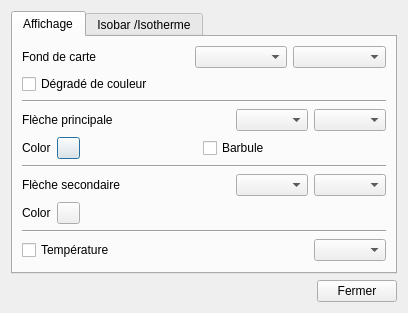
Qt form src/Ui/DialogGribDrawing.ui (nohal/qtVlm) before a commit.
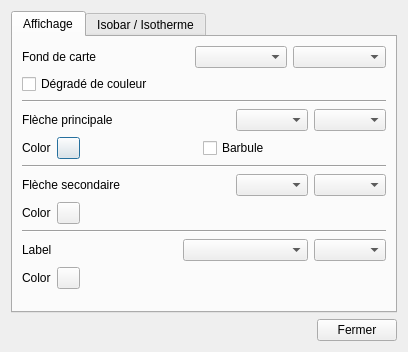
The same form after that commit.

Commit message: bugfix: route shows back after sync (ticket 204), in flag download, feature: replace temp label by data label with level selector, add arrow data in status bar information

```diff
--- a/src/Ui/DialogGribDrawing.ui
+++ b/src/Ui/DialogGribDrawing.ui
@@ -7,7 +7,7 @@
     <x>0</x>
     <y>0</y>
     <width>408</width>
-    <height>303</height>
+    <height>352</height>
    </rect>
   </property>
   <property name="windowTitle">
@@ -252,7 +252,7 @@
         </layout>
        </item>
        <item>
-        <layout class="QHBoxLayout" name="horizontalLayout_10">
+        <layout class="QHBoxLayout" name="horizontalLayout_11">
          <item>
           <widget class="QLabel" name="label_8">
            <property name="text">
@@ -304,9 +304,9 @@
        <item>
         <layout class="QHBoxLayout" name="horizontalLayout_6">
          <item>
-          <widget class="QCheckBox" name="chkShowTemp">
+          <widget class="QLabel" name="label_9">
            <property name="text">
-            <string>Température</string>
+            <string>Label</string>
            </property>
           </widget>
          </item>
@@ -324,11 +324,67 @@
           </spacer>
          </item>
          <item>
-          <widget class="QComboBox" name="tempAlt">
+          <widget class="QComboBox" name="labelDataType">
+           <property name="sizePolicy">
+            <sizepolicy hsizetype="MinimumExpanding" vsizetype="Fixed">
+             <horstretch>0</horstretch>
+             <verstretch>0</verstretch>
+            </sizepolicy>
+           </property>
            <property name="sizeAdjustPolicy">
             <enum>QComboBox::AdjustToContents</enum>
            </property>
           </widget>
+         </item>
+         <item>
+          <widget class="QComboBox" name="labelAlt">
+           <property name="sizeAdjustPolicy">
+            <enum>QComboBox::AdjustToContents</enum>
+           </property>
+          </widget>
+         </item>
+        </layout>
+       </item>
+       <item>
+        <layout class="QHBoxLayout" name="horizontalLayout_10">
+         <item>
+          <widget class="QLabel" name="label_10">
+           <property name="text">
+            <string>Color</string>
+           </property>
+          </widget>
+         </item>
+         <item>
+          <widget class="QPushButton" name="btn_labelColor">
+           <property name="sizePolicy">
+            <sizepolicy hsizetype="Fixed" vsizetype="Fixed">
+             <horstretch>0</horstretch>
+             <verstretch>0</verstretch>
+            </sizepolicy>
+           </property>
+           <property name="maximumSize">
+            <size>
+             <width>23</width>
+             <height>23</height>
+            </size>
+           </property>
+           <property name="text">
+            <string/>
+           </property>
+          </widget>
+         </item>
+         <item>
+          <spacer name="horizontalSpacer_16">
+           <property name="orientation">
+            <enum>Qt::Horizontal</enum>
+           </property>
+           <property name="sizeHint" stdset="0">
+            <size>
+             <width>40</width>
+             <height>20</height>
+            </size>
+           </property>
+          </spacer>
          </item>
         </layout>
        </item>
@@ -349,7 +405,7 @@
      </widget>
      <widget class="QWidget" name="tab_2">
       <attribute name="title">
-       <string>Isobar /Isotherme</string>
+       <string>Isobar / Isotherme</string>
       </attribute>
       <layout class="QVBoxLayout" name="verticalLayout_3">
        <item>
```
Left out of the diff: 86 changed lines with no effect on the pictures. The commit also changes 21 other files.
